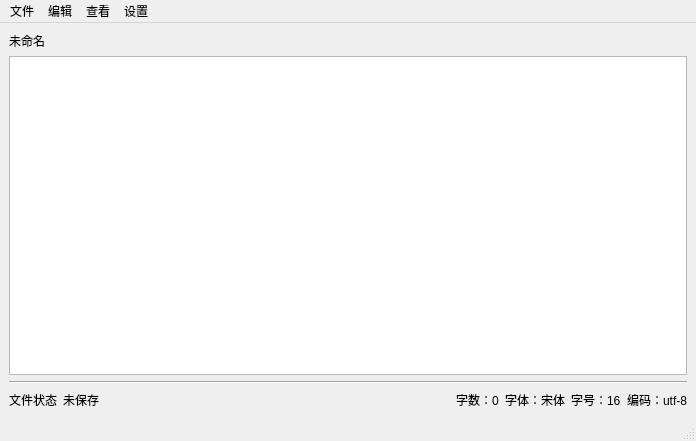
First picture: the form in From_needs/my_notepad/my_notepad/mainwindow.ui, repository yjrszcq/Qt-Works, before the edit.
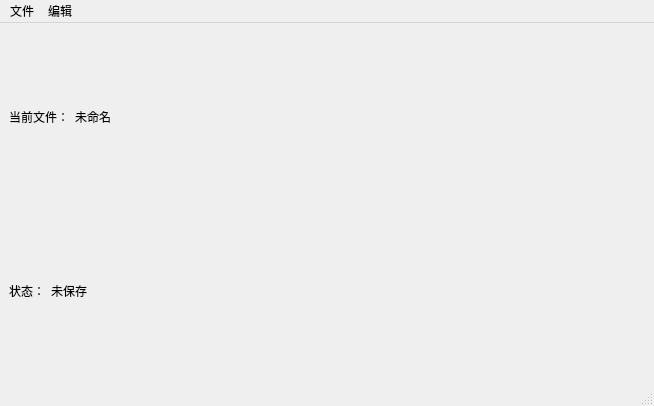
Second picture: the form after the edit.

Diff of the .ui file:
```diff
--- a/From_needs/my_notepad/my_notepad/mainwindow.ui
+++ b/From_needs/my_notepad/my_notepad/mainwindow.ui
@@ -6,96 +6,72 @@
    <rect>
     <x>0</x>
     <y>0</y>
-    <width>696</width>
-    <height>441</height>
+    <width>654</width>
+    <height>406</height>
    </rect>
   </property>
   <property name="windowTitle">
    <string>My Notepad</string>
   </property>
   <widget class="QWidget" name="centralwidget">
-   <layout class="QVBoxLayout" name="verticalLayout_2">
-    <item>
      <layout class="QVBoxLayout" name="verticalLayout">
       <item>
-       <widget class="QLabel" name="label_file_name">
+     <layout class="QVBoxLayout" name="vl_text">
+      <item>
+       <layout class="QHBoxLayout" name="hl_text_up">
+        <item>
+         <widget class="QLabel" name="l_text_current_file">
+          <property name="text">
+           <string>当前文件：</string>
+          </property>
+         </widget>
+        </item>
+        <item>
+         <widget class="QLabel" name="l_text_current_file_display">
         <property name="text">
          <string>未命名</string>
         </property>
        </widget>
       </item>
       <item>
-       <widget class="QTextEdit" name="textEdit_text"/>
-      </item>
-      <item>
-       <layout class="QVBoxLayout" name="verticalLayout_below">
-        <item>
-         <widget class="Line" name="line">
+         <spacer name="hs_text_up">
           <property name="orientation">
            <enum>Qt::Horizontal</enum>
           </property>
-         </widget>
+          <property name="sizeHint" stdset="0">
+           <size>
+            <width>40</width>
+            <height>20</height>
+           </size>
+          </property>
+         </spacer>
         </item>
+       </layout>
+      </item>
         <item>
-         <layout class="QGridLayout" name="gridLayout_below">
-          <item row="0" column="0">
-           <layout class="QHBoxLayout" name="horizontalLayout_flie_state">
+       <layout class="QHBoxLayout" name="hl_text_down">
             <item>
-             <widget class="QLabel" name="label_state">
+         <widget class="QLabel" name="l_text_file_status">
               <property name="text">
-               <string>文件状态</string>
+           <string>状态：</string>
               </property>
              </widget>
             </item>
             <item>
-             <widget class="QLabel" name="label_flie_state_display">
+         <widget class="QLabel" name="l_text_file_status_display">
               <property name="text">
                <string>未保存</string>
               </property>
              </widget>
             </item>
-           </layout>
-          </item>
-          <item row="0" column="2">
-           <layout class="QHBoxLayout" name="horizontalLayout_text_state">
             <item>
-             <widget class="QLabel" name="label_count">
-              <property name="text">
-               <string>字数：0</string>
-              </property>
-             </widget>
-            </item>
-            <item>
-             <widget class="QLabel" name="label_font">
-              <property name="text">
-               <string>字体：宋体</string>
-              </property>
-             </widget>
-            </item>
-            <item>
-             <widget class="QLabel" name="label_size">
-              <property name="text">
-               <string>字号：16</string>
-              </property>
-             </widget>
-            </item>
-            <item>
-             <widget class="QLabel" name="label_code">
-              <property name="text">
-               <string>编码：utf-8</string>
-              </property>
-             </widget>
-            </item>
-           </layout>
-          </item>
-          <item row="0" column="1">
-           <spacer name="horizontalSpacer">
+         <spacer name="hs_text_down">
             <property name="orientation">
              <enum>Qt::Horizontal</enum>
             </property>
             <property name="sizeHint" stdset="0">
              <size>
-              <width>288</width>
+            <width>40</width>
               <height>20</height>
              </size>
             </property>
@@ -106,20 +82,17 @@
        </layout>
       </item>
      </layout>
-    </item>
-   </layout>
   </widget>
-  <widget class="QStatusBar" name="statusbar"/>
   <widget class="QMenuBar" name="menubar">
    <property name="geometry">
     <rect>
      <x>0</x>
      <y>0</y>
-     <width>696</width>
+     <width>654</width>
      <height>17</height>
     </rect>
    </property>
-   <widget class="QMenu" name="menu_file">
+   <widget class="QMenu" name="file">
     <property name="title">
      <string>文件</string>
     </property>
@@ -128,29 +101,18 @@
     <addaction name="action_save"/>
     <addaction name="action_close"/>
    </widget>
-   <widget class="QMenu" name="menu_set">
-    <property name="title">
-     <string>设置</string>
-    </property>
-   </widget>
-   <widget class="QMenu" name="menu_edit">
+   <widget class="QMenu" name="edit">
     <property name="title">
      <string>编辑</string>
     </property>
     <addaction name="action_font"/>
     <addaction name="action_color"/>
    </widget>
-   <widget class="QMenu" name="menu_view">
-    <property name="title">
-     <string>查看</string>
-    </property>
-   </widget>
-   <addaction name="menu_file"/>
-   <addaction name="menu_edit"/>
-   <addaction name="menu_view"/>
-   <addaction name="menu_set"/>
-  </widget>
-  <action name="action_create">
+   <addaction name="file"/>
+   <addaction name="edit"/>
+  </widget>
+  <widget class="QStatusBar" name="statusbar"/>
+  <action name="new_file">
    <property name="text">
     <string>新建文件</string>
    </property>
```
Left out of the diff: 45 changed lines with no effect on the pictures. Lines whose indentation alone changed are shown as unchanged.
